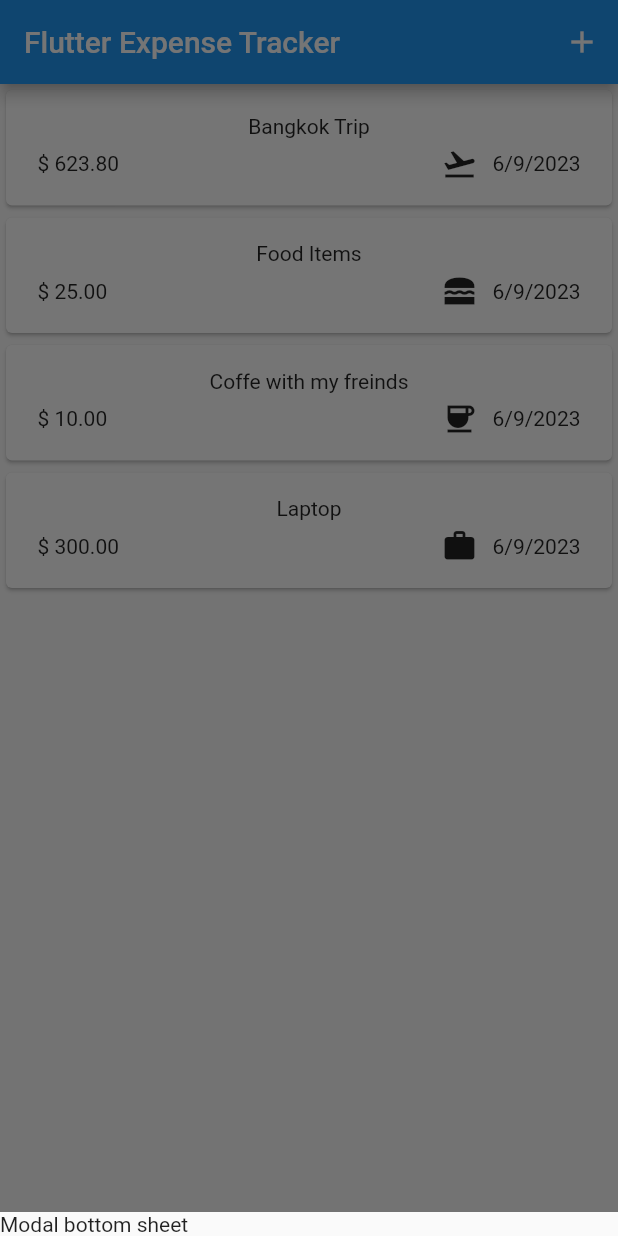
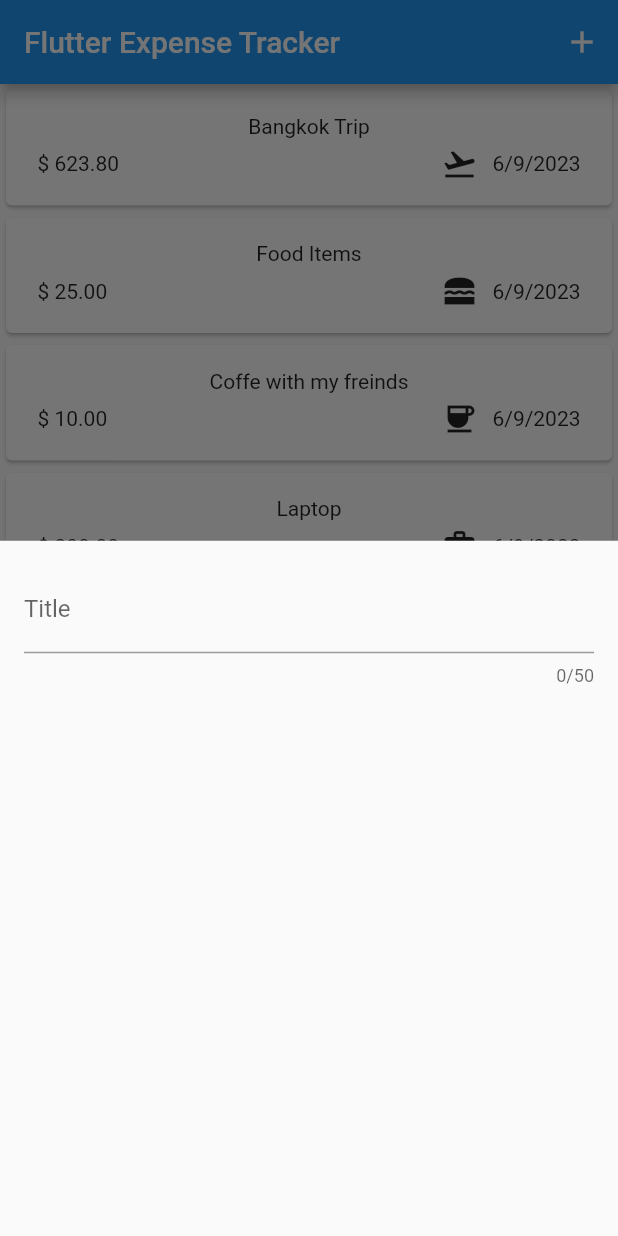
Before and after one commit to omarzouaoui1/Expense-Tracker-App, a Flutter app: the screen it shows after launch, after a tap on the "add" icon, on a phone screen of 412 x 824 dp. Run offline on Flutter 3.47's test engine with Material 2 defaults, Android fonts, the phone set to English and light mode, and no system bars.

Commit message:
New Expense widget for the showModalBottmSheet + Text input

```diff
--- a/expense_tracker_app/lib/widgets/expenses.dart
+++ b/expense_tracker_app/lib/widgets/expenses.dart
@@ -1,5 +1,6 @@
 import 'package:expense_tracker_app/widgets/expenses_list.dart/expenses_list.dart';
 import 'package:expense_tracker_app/models/expense.dart';
+import 'package:expense_tracker_app/widgets/new_expense.dart';
 import 'package:flutter/material.dart';
 
 class Expenses extends StatefulWidget {
@@ -40,7 +41,7 @@ class _ExpensesState extends State<Expenses> {
   void _openAddExpenseOverlay() {
     showModalBottomSheet(
       context: context,
-      builder: (ctx) => const Text('Modal bottom sheet'),
+      builder: (ctx) => const NewExpense(),
     );
   }
 
--- a/expense_tracker_app/lib/widgets/expenses_list.dart/expenses_list.dart
+++ b/expense_tracker_app/lib/widgets/expenses_list.dart/expenses_list.dart
@@ -1,5 +1,5 @@
+import 'package:flutter/material.dart';
 import 'package:expense_tracker_app/widgets/expenses_list.dart/expense_item.dart';
-import 'package:flutter/material.dart';
 import 'package:expense_tracker_app/models/expense.dart';
 
 class ExpensesList extends StatelessWidget {
--- /dev/null
+++ b/expense_tracker_app/lib/widgets/new_expense.dart
@@ -0,0 +1,27 @@
+import 'package:flutter/material.dart';
+
+class NewExpense extends StatefulWidget {
+  const NewExpense({super.key});
+
+  @override
+  State<NewExpense> createState() => _NewExpenseState();
+}
+
+class _NewExpenseState extends State<NewExpense> {
+  @override
+  Widget build(BuildContext context) {
+    return const Padding(
+      padding: EdgeInsets.all(16),
+      child: Column(
+        children: [
+          TextField(
+            maxLength: 50,
+            decoration: InputDecoration(
+              label: Text('Title'),
+            ),
+          )
+        ],
+      ),
+    );
+  }
+}
```
